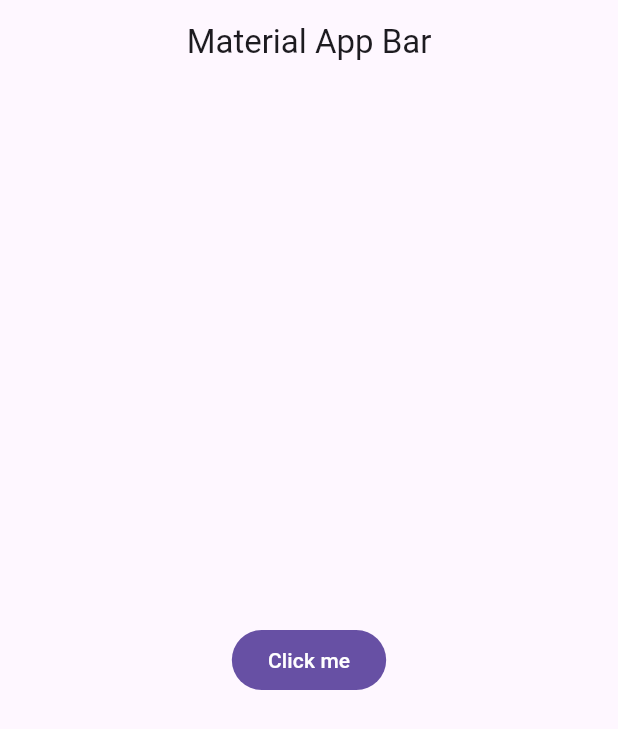
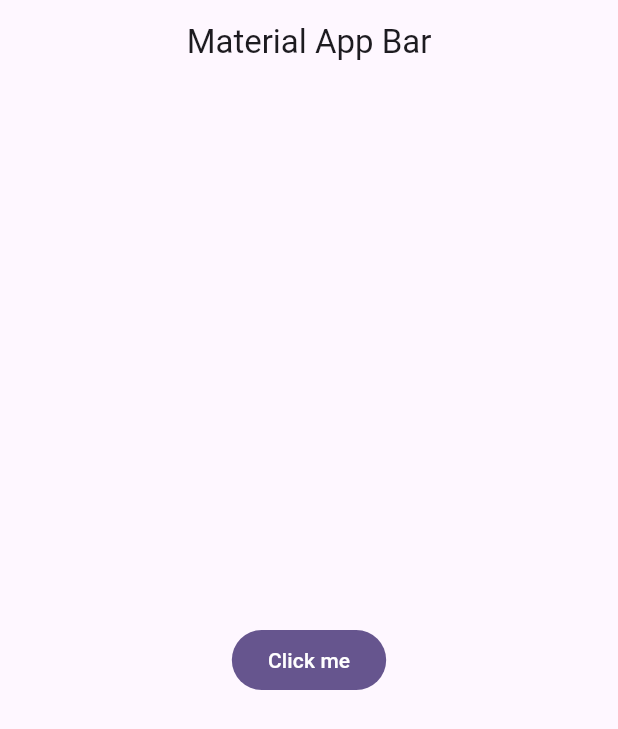
Before and after one commit to jorchev/flutter, a Flutter app: the screen it shows after launch, on a phone screen of 412 x 824 dp. Shown: the top 729 px of the screen. Run offline on Flutter 3.47's test engine with Material 3 defaults, Android fonts, the phone set to English and light mode, and no system bars.

Commit message:
Estilo global para la aplicación

```diff
--- /dev/null
+++ b/yes_no_app/lib/config/theme/app_theme.dart
@@ -0,0 +1,27 @@
+import 'package:flutter/material.dart';
+
+const Color _customColor = Color(0xFF49149F);
+
+const List<Color> _colorThemes = [
+  _customColor,
+  Colors.blue,
+  Colors.teal,
+  Colors.green,
+  Colors.yellow,
+  Colors.orange,
+  Colors.pink,
+];
+
+class AppTheme{
+  final int selectedColor;
+
+  AppTheme({this.selectedColor = 0})
+      : assert(selectedColor >= 0 && selectedColor < _colorThemes.length, 'Colors must be between 0 and ${_colorThemes.length-1}');
+
+  ThemeData theme(){
+    return ThemeData(
+      colorSchemeSeed: _colorThemes[ selectedColor ],
+      // brightness: Brightness.dark
+    );
+  }
+}
--- a/yes_no_app/lib/main.dart
+++ b/yes_no_app/lib/main.dart
@@ -1,4 +1,5 @@
 import 'package:flutter/material.dart';
+import 'package:yes_no_app/config/theme/app_theme.dart';
 
 void main() => runApp(const MyApp());
 
@@ -9,6 +10,7 @@ class MyApp extends StatelessWidget {
   Widget build(BuildContext context) {
     return MaterialApp(
       debugShowCheckedModeBanner: false,
+      theme: AppTheme( selectedColor: 0 ).theme(),
       title: 'Yes No App',
       home: Scaffold(
         appBar: AppBar(
```
